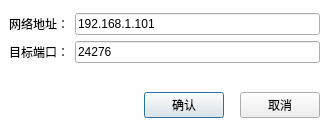
The window that Dialog/dialogserverargs.ui (Mtr1994/DeskSocket) describes before a commit, drawn with Qt 5.
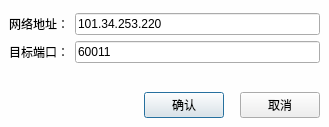
The same window after the commit.

```diff
--- a/Dialog/dialogserverargs.ui
+++ b/Dialog/dialogserverargs.ui
@@ -114,7 +114,7 @@
       <item row="1" column="1">
        <widget class="QLineEdit" name="tbAddress">
         <property name="text">
-         <string>192.168.1.101</string>
+         <string>101.34.253.220</string>
         </property>
        </widget>
       </item>
@@ -128,7 +128,7 @@
       <item row="2" column="1">
        <widget class="QLineEdit" name="tbPort">
         <property name="text">
-         <string>24276</string>
+         <string>60011</string>
         </property>
        </widget>
       </item>
```
